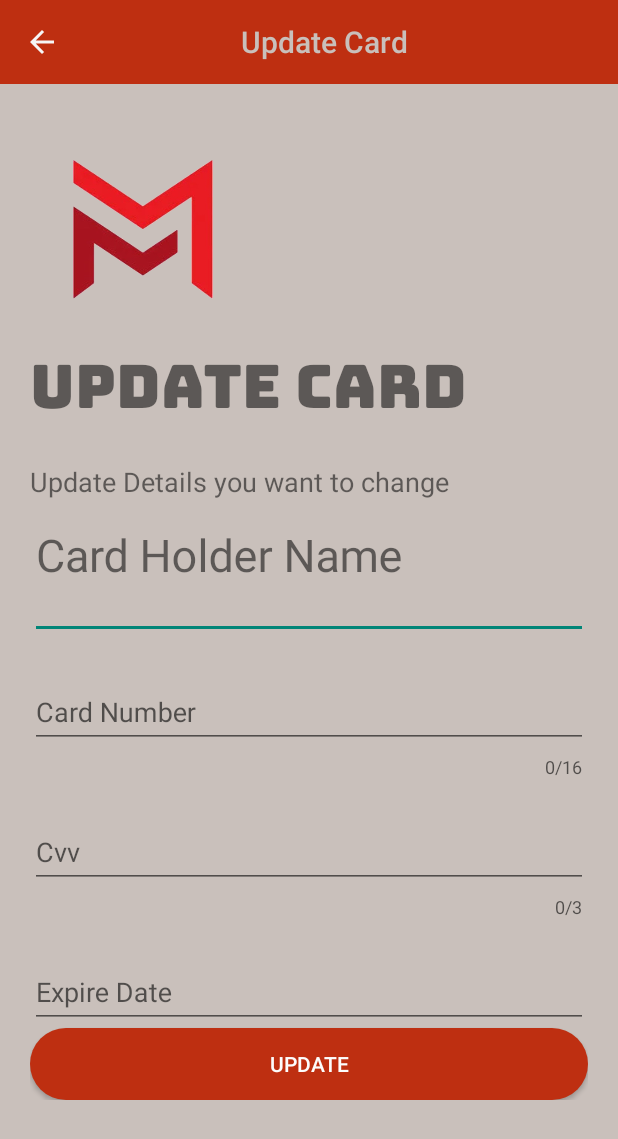
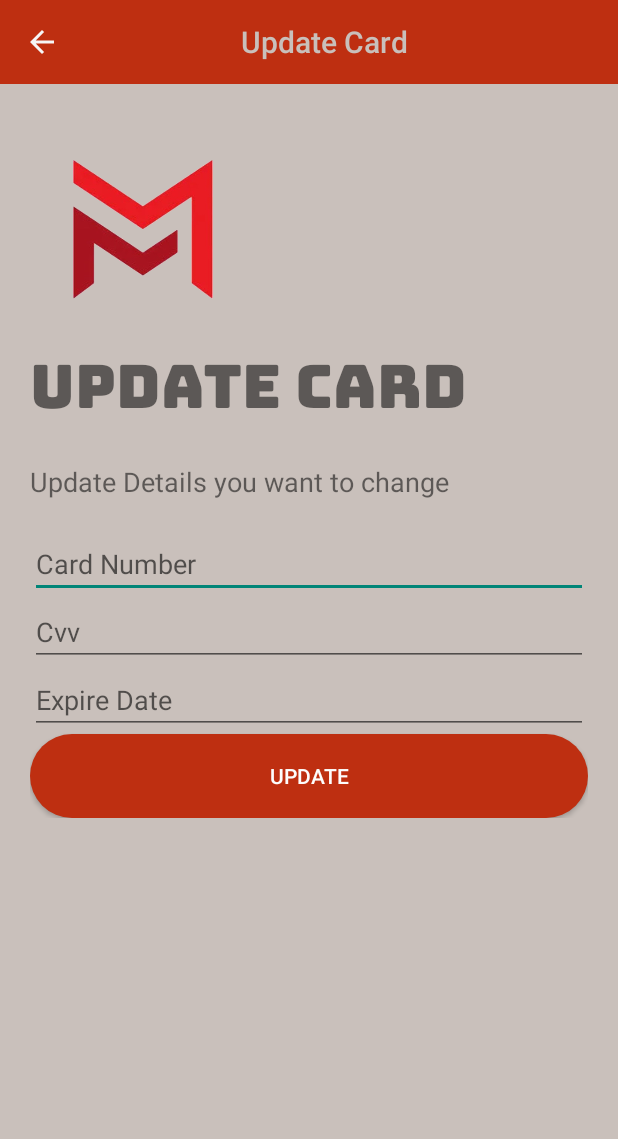
Before and after one commit to bimsara2333/MegaMarket-MAD, an Android app: the CardUpdate screen opened directly, with no data from a screen before it, on a phone screen of 412 x 824 dp. Shown: the top 1139 px of the screen. Run offline under Robolectric (Android 15) with nearby library versions, the phone set to English and light mode, and no system bars; our stand-ins replace Firebase (no records; nobody signed in at launch, a user with empty details on screens opened directly); Roboto replaces fonts that are not available here; 3 statements that could not run were skipped.

Commit message:
updated xml files

```diff
--- a/app/src/main/res/layout/activity_card_update.xml
+++ b/app/src/main/res/layout/activity_card_update.xml
@@ -72,67 +72,44 @@
                     android:hint="Card Holder Name"
                     app:hintTextAppearance="@style/HintTextAppearance">
 
-                    <com.google.android.material.textfield.TextInputEditText
-                        android:layout_width="match_parent"
-                        android:layout_height="wrap_content"
-                        android:inputType="text" />
+
 
                 </com.google.android.material.textfield.TextInputLayout>
 
-                <com.google.android.material.textfield.TextInputLayout
+                <EditText
                     android:id="@+id/number"
                     android:layout_width="match_parent"
                     android:layout_height="wrap_content"
                     android:hint="Card Number"
                     app:counterEnabled="true"
                     app:counterMaxLength="16"
-                    app:hintTextAppearance="@style/HintTextAppearance">
+                    app:hintTextAppearance="@style/HintTextAppearance"/>
 
-                    <com.google.android.material.textfield.TextInputEditText
-                        android:layout_width="match_parent"
-                        android:layout_height="wrap_content"
-                        android:inputType="text" />
 
-                </com.google.android.material.textfield.TextInputLayout>
-
-                <com.google.android.material.textfield.TextInputLayout
+                <EditText
                     android:id="@+id/cvv"
                     android:layout_width="match_parent"
                     android:layout_height="wrap_content"
                     android:hint="Cvv"
                     app:counterEnabled="true"
                     app:counterMaxLength="3"
-                    app:hintTextAppearance="@style/HintTextAppearance"
+                    app:hintTextAppearance="@style/HintTextAppearance" />
 
-                    >
-
-                    <com.google.android.material.textfield.TextInputEditText
-                        android:layout_width="match_parent"
-                        android:layout_height="wrap_content"
-                        android:inputType="textEmailAddress" />
-
-                </com.google.android.material.textfield.TextInputLayout>
-
-                <com.google.android.material.textfield.TextInputLayout
+                <EditText
                     android:id="@+id/date"
                     android:layout_width="match_parent"
                     android:layout_height="wrap_content"
                     android:hint="Expire Date"
-                    app:hintTextAppearance="@style/HintTextAppearance"
+                    app:hintTextAppearance="@style/HintTextAppearance"/>
 
-                    >
 
-                    <com.google.android.material.textfield.TextInputEditText
-                        android:layout_width="match_parent"
-                        android:layout_height="wrap_content"
-                        android:inputType="date" />
 
-                </com.google.android.material.textfield.TextInputLayout>
+
 
                 <Button
                     android:id="@+id/update"
                     android:layout_width="match_parent"
-                    android:layout_height="wrap_content"
+                    android:layout_height="56dp"
                     android:background="@drawable/button"
                     android:text="Update"
                     android:textColor="#FDFDFD" />
--- a/app/src/main/res/layout/activity_sign_up.xml
+++ b/app/src/main/res/layout/activity_sign_up.xml
@@ -60,6 +60,7 @@
                     app:hintTextAppearance="@style/HintTextAppearance">
 
                     <com.google.android.material.textfield.TextInputEditText
+                        android:id="@+id/username1"
                         android:layout_width="match_parent"
                         android:layout_height="wrap_content"
                         android:inputType="text" />
@@ -94,6 +95,7 @@
                     >
 
                     <com.google.android.material.textfield.TextInputEditText
+                        android:id="@+id/password1"
                         android:layout_width="match_parent"
                         android:layout_height="wrap_content"
                         android:inputType="textPassword" />
```
Also changed, not shown: app/src/main/res/layout/activity_full_view_card.xml (+9 -8 lines).
